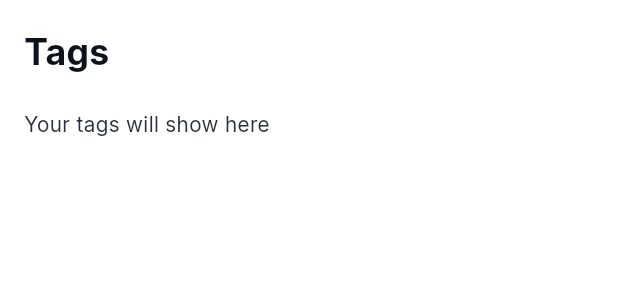
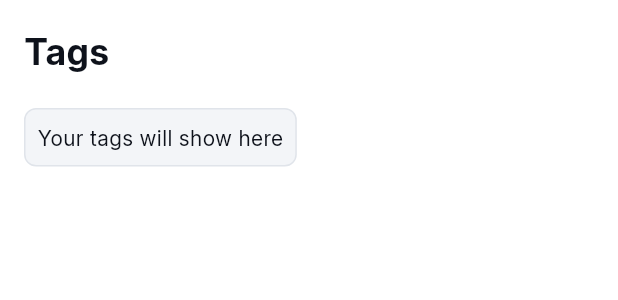
Before and after one commit to JER3MIAH/note-taking-app, a Flutter app: the TagsView widget shown alone on an empty page, opened directly, on a phone screen of 412 x 824 dp. Shown: the top 300 px of the screen. Run offline on Flutter 3.47's test engine with Material 3 defaults, Android fonts, the phone set to English and light mode, and no system bars; our stand-ins replace equatable, flutter_bloc, flutter_hooks, flutter_svg, get_it, shared_preferences; accounts and stored records are empty.

Commit message:
update tags view

```diff
--- a/lib/src/features/home/presentation/screens/views/tags_view.dart
+++ b/lib/src/features/home/presentation/screens/views/tags_view.dart
@@ -10,7 +10,7 @@ class TagsView extends StatelessWidget {
 
   @override
   Widget build(BuildContext context) {
-    final theme = Theme.of(context).colorScheme;
+    // final theme = Theme.of(context).colorScheme;
 
     return BlocBuilder<TagBloc, TagState>(
       builder: (_, state) {
@@ -24,9 +24,8 @@ class TagsView extends StatelessWidget {
             ),
             YBox(20),
             if (state.tags.isEmpty)
-              AppText(
-                'Your tags will show here',
-                color: theme.surfaceBright,
+              EmptyStateContainer(
+                text: 'Your tags will show here',
               )
             else
               Column(
```
